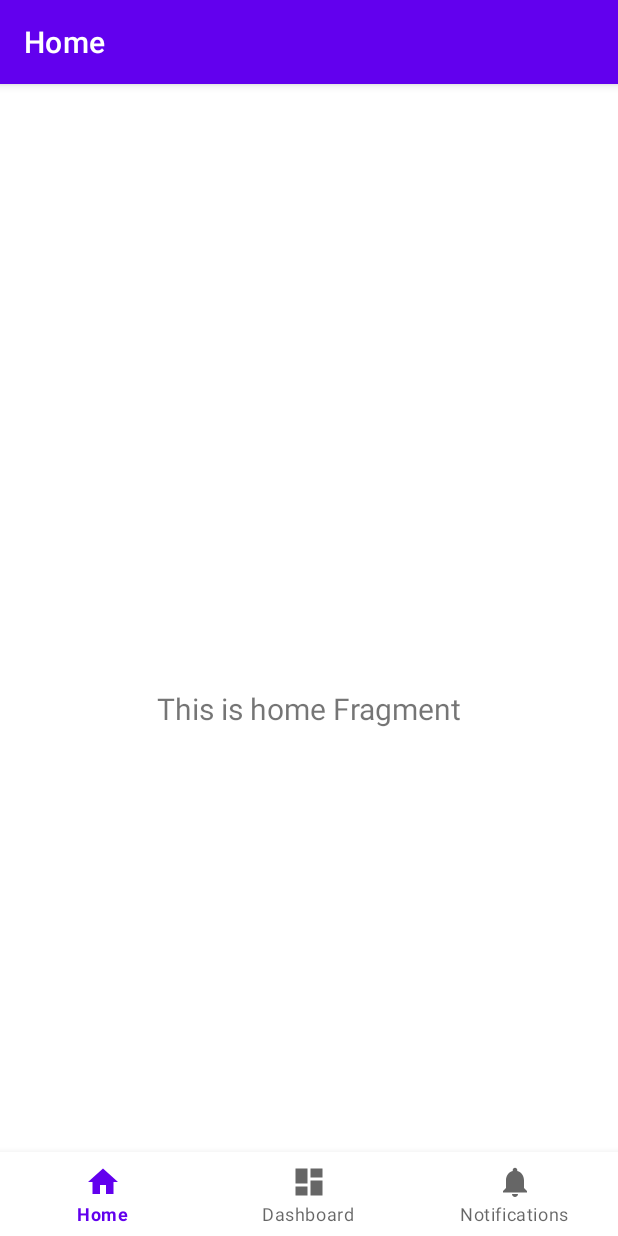
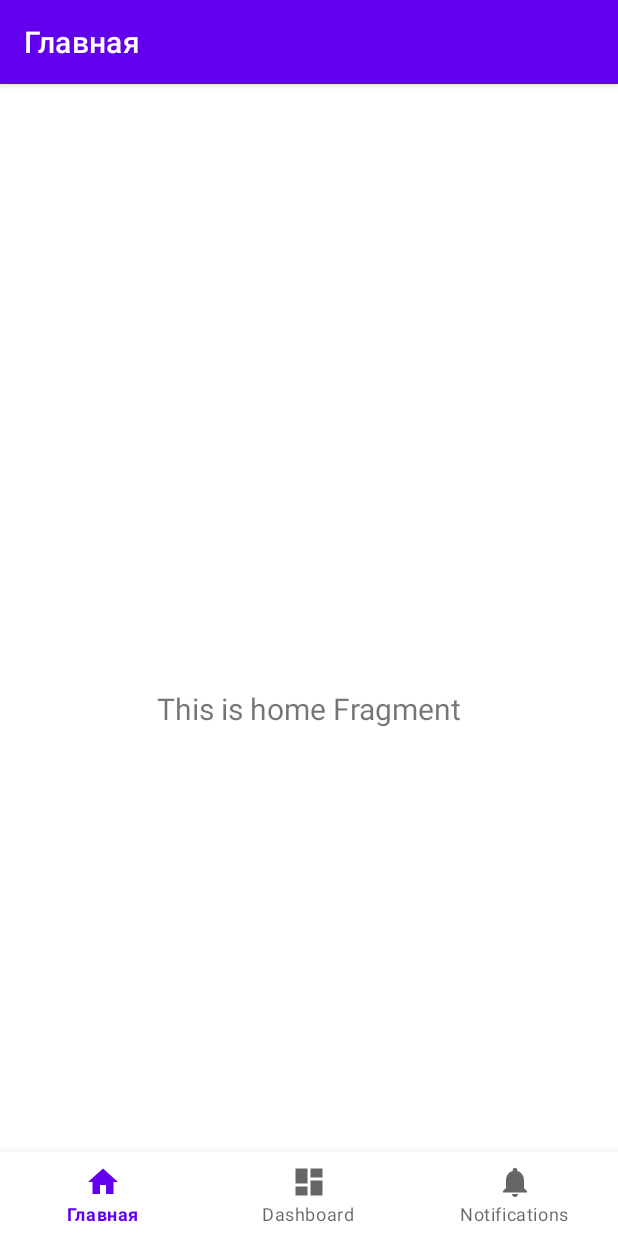
Before and after one commit to Gustavo211101/HealthVibE, an Android app: the screen it shows after launch (MainActivity), on a phone screen of 412 x 824 dp. Run offline under Robolectric (Android 15) with nearby library versions, the phone set to English and light mode, and no system bars; our stand-ins replace navigation-ui.

Commit message:
Some changes with strings.xml

```diff
--- a/app/src/main/res/values/strings.xml
+++ b/app/src/main/res/values/strings.xml
@@ -1,6 +1,6 @@
 <resources>
     <string name="app_name">HealthVibe</string>
-    <string name="title_home">Home</string>
+    <string name="title_home">Главная</string>
     <string name="title_dashboard">Dashboard</string>
     <string name="title_notifications">Notifications</string>
 </resources>
```
